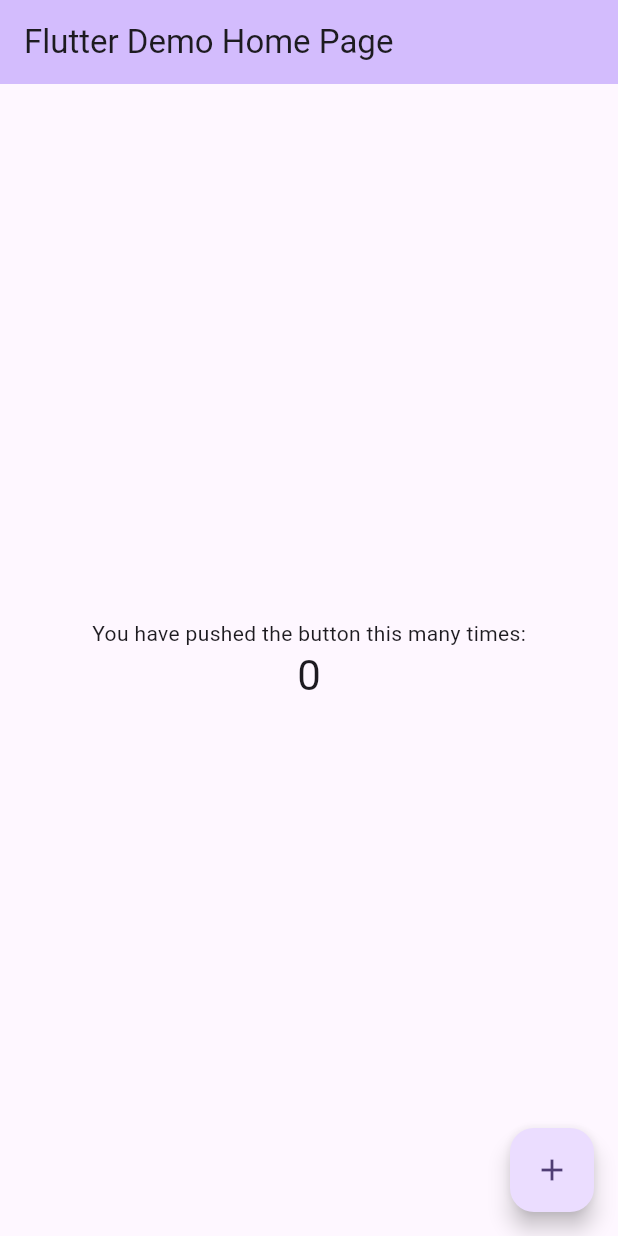
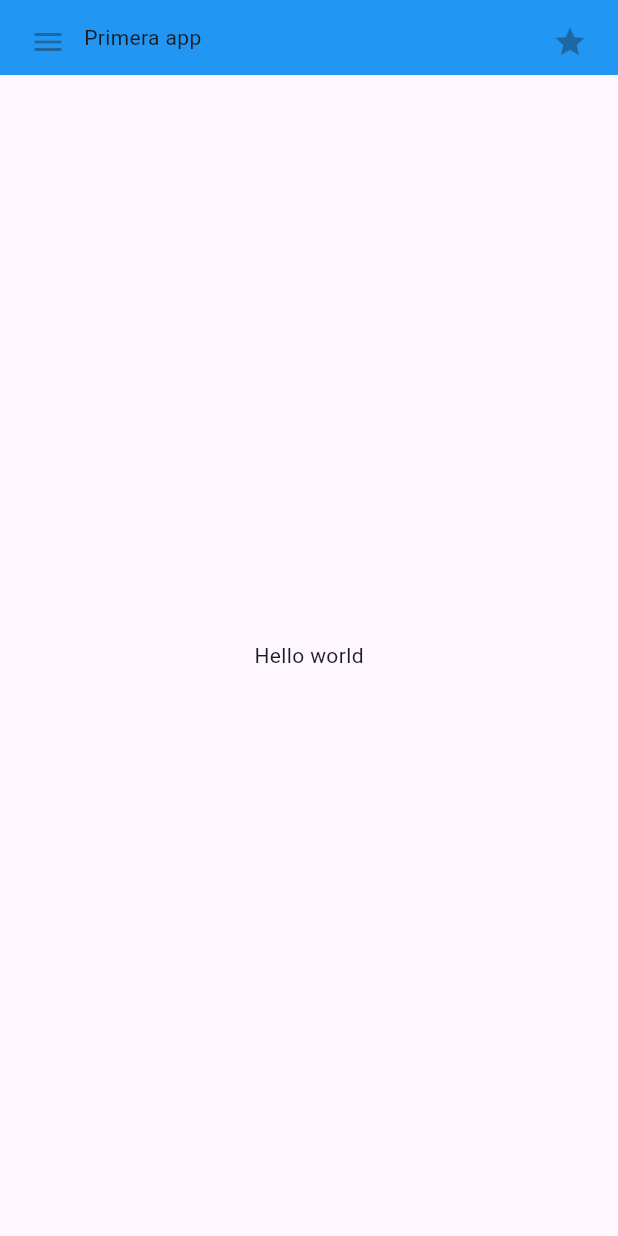
Before and after one commit to ErickA2000/test-first-app-flutter, a Flutter app: the screen it shows after launch, on a phone screen of 412 x 824 dp. Run offline on Flutter 3.47's test engine with Material 3 defaults, Android fonts, the phone set to English and light mode, and no system bars.

Commit message:
feat: created toolbar and text in body

```diff
--- a/lib/main.dart
+++ b/lib/main.dart
@@ -1,125 +1,54 @@
 import 'package:flutter/material.dart';
 
 void main() {
-  runApp(const MyApp());
+  runApp(
+    const MaterialApp(
+      title: 'First app',
+      home: SafeArea(
+          child: HelloApp()
+      )
+    )
+  );
 }
 
-class MyApp extends StatelessWidget {
-  const MyApp({super.key});
+class HelloApp extends StatelessWidget{
+  const HelloApp({super.key});
 
-  // This widget is the root of your application.
   @override
-  Widget build(BuildContext context) {
-    return MaterialApp(
-      title: 'Flutter Demo',
-      theme: ThemeData(
-        // This is the theme of your application.
-        //
-        // TRY THIS: Try running your application with "flutter run". You'll see
-        // the application has a purple toolbar. Then, without quitting the app,
-        // try changing the seedColor in the colorScheme below to Colors.green
-        // and then invoke "hot reload" (save your changes or press the "hot
-        // reload" button in a Flutter-supported IDE, or press "r" if you used
-        // the command line to start the app).
-        //
-        // Notice that the counter didn't reset back to zero; the application
-        // state is not lost during the reload. To reset the state, use hot
-        // restart instead.
-        //
-        // This works for code too, not just values: Most code changes can be
-        // tested with just a hot reload.
-        colorScheme: ColorScheme.fromSeed(seedColor: Colors.deepPurple),
-        useMaterial3: true,
+  Widget build(BuildContext context){
+    return Material(
+      child: Column(
+        children: [
+          Container(
+            height: 50,
+            padding: const EdgeInsets.all(8),
+            decoration: const BoxDecoration(color: Colors.blue),
+            alignment: Alignment.center,
+            child: const Row(
+              children: [
+                IconButton(
+                  onPressed: null,
+                  icon: Icon(Icons.menu),
+                  tooltip: 'Menu',
+                ),
+                Expanded(child: Text('Primera app')),
+                IconButton(
+                    onPressed: null,
+                    icon: Icon(Icons.star)
+                )
+              ],
+            ),
+          ),
+          const Expanded(
+            child: Center(
+              child: Text(
+                  'Hello world',
+                textDirection: TextDirection.ltr,
+              ),
+            ),
+          ),
+        ],
       ),
-      home: const MyHomePage(title: 'Flutter Demo Home Page'),
     );
   }
 }
-
-class MyHomePage extends StatefulWidget {
-  const MyHomePage({super.key, required this.title});
-
-  // This widget is the home page of your application. It is stateful, meaning
-  // that it has a State object (defined below) that contains fields that affect
-  // how it looks.
-
-  // This class is the configuration for the state. It holds the values (in this
-  // case the title) provided by the parent (in this case the App widget) and
-  // used by the build method of the State. Fields in a Widget subclass are
-  // always marked "final".
-
-  final String title;
-
-  @override
-  State<MyHomePage> createState() => _MyHomePageState();
-}
-
-class _MyHomePageState extends State<MyHomePage> {
-  int _counter = 0;
-
-  void _incrementCounter() {
-    setState(() {
-      // This call to setState tells the Flutter framework that something has
-      // changed in this State, which causes it to rerun the build method below
-      // so that the display can reflect the updated values. If we changed
-      // _counter without calling setState(), then the build method would not be
-      // called again, and so nothing would appear to happen.
-      _counter++;
-    });
-  }
-
-  @override
-  Widget build(BuildContext context) {
-    // This method is rerun every time setState is called, for instance as done
-    // by the _incrementCounter method above.
-    //
-    // The Flutter framework has been optimized to make rerunning build methods
-    // fast, so that you can just rebuild anything that needs updating rather
-    // than having to individually change instances of widgets.
-    return Scaffold(
-      appBar: AppBar(
-        // TRY THIS: Try changing the color here to a specific color (to
-        // Colors.amber, perhaps?) and trigger a hot reload to see the AppBar
-        // change color while the other colors stay the same.
-        backgroundColor: Theme.of(context).colorScheme.inversePrimary,
-        // Here we take the value from the MyHomePage object that was created by
-        // the App.build method, and use it to set our appbar title.
-        title: Text(widget.title),
-      ),
-      body: Center(
-        // Center is a layout widget. It takes a single child and positions it
-        // in the middle of the parent.
-        child: Column(
-          // Column is also a layout widget. It takes a list of children and
-          // arranges them vertically. By default, it sizes itself to fit its
-          // children horizontally, and tries to be as tall as its parent.
-          //
-          // Column has various properties to control how it sizes itself and
-          // how it positions its children. Here we use mainAxisAlignment to
-          // center the children vertically; the main axis here is the vertical
-          // axis because Columns are vertical (the cross axis would be
-          // horizontal).
-          //
-          // TRY THIS: Invoke "debug painting" (choose the "Toggle Debug Paint"
-          // action in the IDE, or press "p" in the console), to see the
-          // wireframe for each widget.
-          mainAxisAlignment: MainAxisAlignment.center,
-          children: <Widget>[
-            const Text(
-              'You have pushed the button this many times:',
-            ),
-            Text(
-              '$_counter',
-              style: Theme.of(context).textTheme.headlineMedium,
-            ),
-          ],
-        ),
-      ),
-      floatingActionButton: FloatingActionButton(
-        onPressed: _incrementCounter,
-        tooltip: 'Increment',
-        child: const Icon(Icons.add),
-      ), // This trailing comma makes auto-formatting nicer for build methods.
-    );
-  }
-}
```
